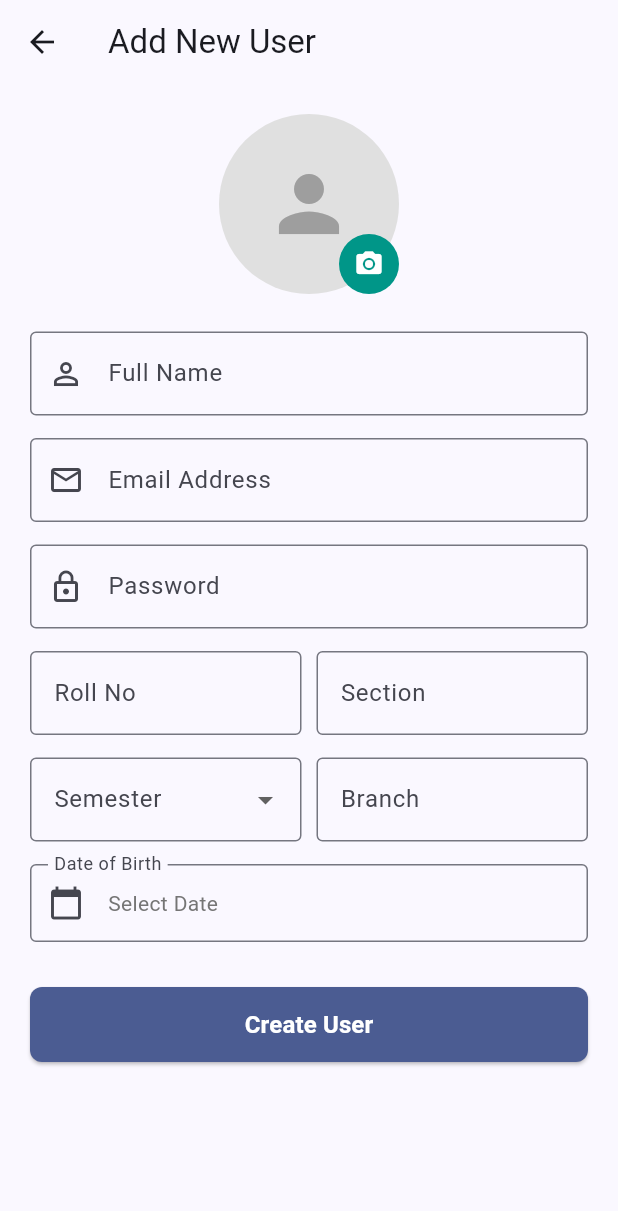
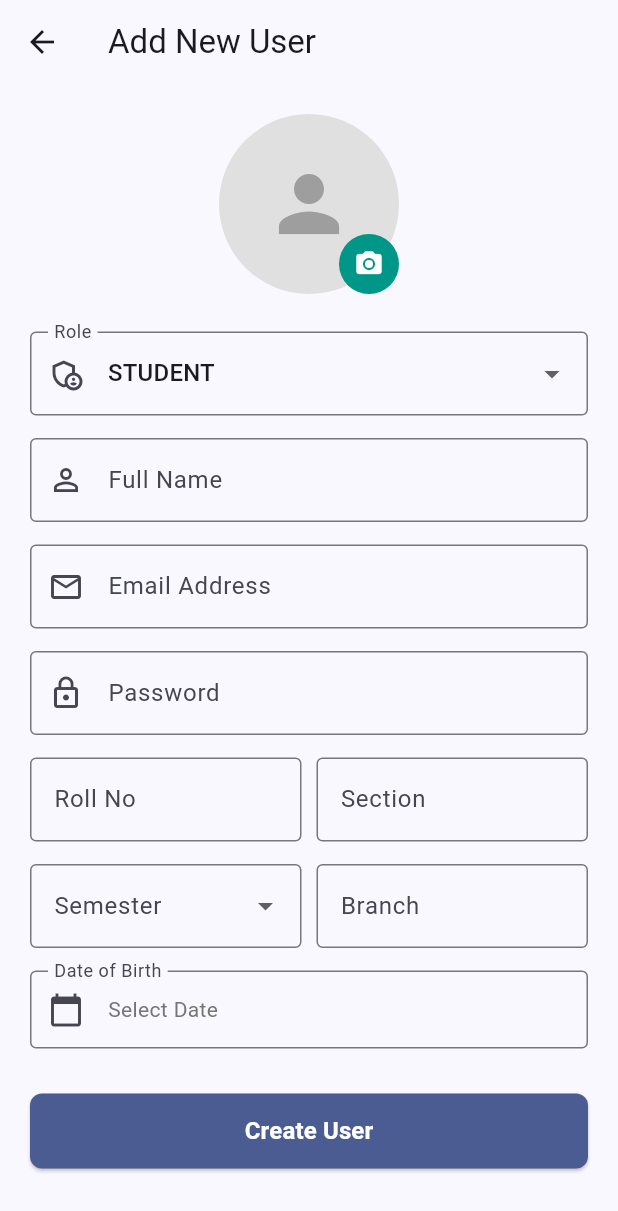
Before and after one commit to saisamay/Real-Time-Campus-Companion, a Flutter app: the AddUserPage screen opened directly, on a phone screen of 412 x 824 dp. Shown: the top 1211 px of the screen. Run offline on Flutter 3.47's test engine with Material 3 defaults, Android fonts, the phone set to English and light mode, and no system bars; our stand-ins replace carousel_slider, flutter_secure_storage, image_picker, shared_preferences; accounts and stored records are empty.

Commit message:
completed ui and connections

```diff
--- a/lib/add_user.dart
+++ b/lib/add_user.dart
@@ -5,9 +5,6 @@ import 'api_service.dart';
 import 'package:intl/intl.dart';
 
 class AddUserPage extends StatefulWidget {
-  // If you are passing ApiService instance, keep it.
-  // If your ApiService uses static methods (as seen in your other files),
-  // you might not need this parameter, but I'll keep it to match your structure.
   final ApiService? api;
   const AddUserPage({super.key, this.api});
 
@@ -25,7 +22,7 @@ class _AddUserPageState extends State<AddUserPage> {
   String password = '';
   String rollNo = '';
   String branch = '';
-  String semester = ''; // Will be set by dropdown
+  String semester = '';
   String section = '';
   String role = 'student'; // Default role
   DateTime? dob;
@@ -35,6 +32,9 @@ class _AddUserPageState extends State<AddUserPage> {
   // Dropdown Options
   final List<String> _semesterOptions = ['S1', 'S2', 'S3', 'S4', 'S5', 'S6', 'S7', 'S8'];
   String? _selectedSemester;
+
+  // NEW: Role Options
+  final List<String> _roleOptions = ['student', 'classrep', 'teacher', 'admin', 'staff'];
 
   // --- Image Picking Logic ---
   void _showImageSourceDialog() {
@@ -166,7 +166,7 @@ class _AddUserPageState extends State<AddUserPage> {
           key: _formKey,
           child: Column(
             children: [
-              // 1. Circular Image Editor (WhatsApp Style)
+              // 1. Circular Image Editor
               Center(
                 child: Stack(
                   children: [
@@ -187,7 +187,7 @@ class _AddUserPageState extends State<AddUserPage> {
                           height: 40,
                           width: 40,
                           decoration: const BoxDecoration(
-                            color: Colors.teal, // WhatsApp-like green/teal
+                            color: Colors.teal,
                             shape: BoxShape.circle,
                           ),
                           child: const Icon(Icons.camera_alt, color: Colors.white, size: 20),
@@ -198,6 +198,30 @@ class _AddUserPageState extends State<AddUserPage> {
                 ),
               ),
               const SizedBox(height: 25),
+
+              // NEW: Role Dropdown
+              DropdownButtonFormField<String>(
+                decoration: const InputDecoration(
+                  labelText: 'Role',
+                  prefixIcon: Icon(Icons.admin_panel_settings_outlined),
+                  border: OutlineInputBorder(),
+                ),
+                value: role,
+                items: _roleOptions.map((String value) {
+                  return DropdownMenuItem<String>(
+                    value: value,
+                    child: Text(value.toUpperCase()),
+                  );
+                }).toList(),
+                onChanged: (newValue) {
+                  if (newValue != null) {
+                    setState(() {
+                      role = newValue;
+                    });
+                  }
+                },
+              ),
+              const SizedBox(height: 15),
 
               // 2. Personal Info
               TextFormField(
```
Also changed, not shown: lib/admin_course_page.dart (+52 -40 lines), lib/api_service.dart (+33 -32 lines).
